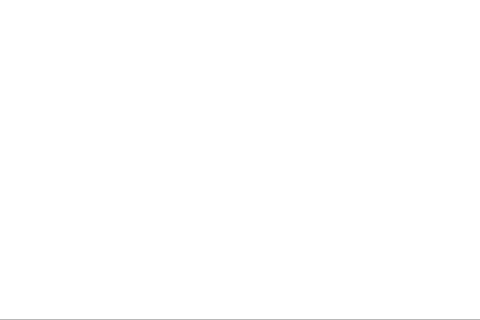
Before: the Qt Designer form Codificacion/MiddleMessage.ui in AmazingJuan/Proyecto-Final, drawn with Qt 5; both pictures show x 109 to 589 and y 380 to 700 of the 700 by 700 pixel window.
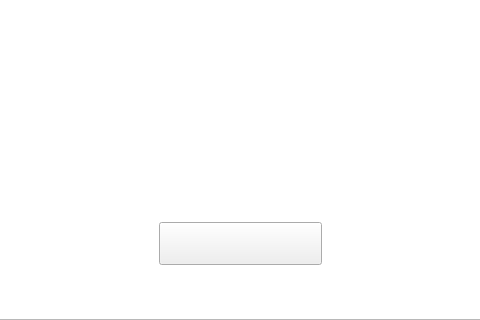
After: the same form once the commit is applied.

The edit to the form file:
```diff
--- a/Codificacion/MiddleMessage.ui
+++ b/Codificacion/MiddleMessage.ui
@@ -36,6 +36,22 @@
     <string>&lt;html&gt;&lt;head/&gt;&lt;body&gt;&lt;p&gt;&lt;span style=&quot; color:#ffffff;&quot;&gt;TEXT&lt;/span&gt;&lt;/p&gt;&lt;/body&gt;&lt;/html&gt;</string>
    </property>
   </widget>
+  <widget class="QPushButton" name="B_salir">
+   <property name="geometry">
+    <rect>
+     <x>268</x>
+     <y>602</y>
+     <width>163</width>
+     <height>43</height>
+    </rect>
+   </property>
+   <property name="autoFillBackground">
+    <bool>false</bool>
+   </property>
+   <property name="text">
+    <string/>
+   </property>
+  </widget>
  </widget>
  <resources/>
  <connections/>
```
